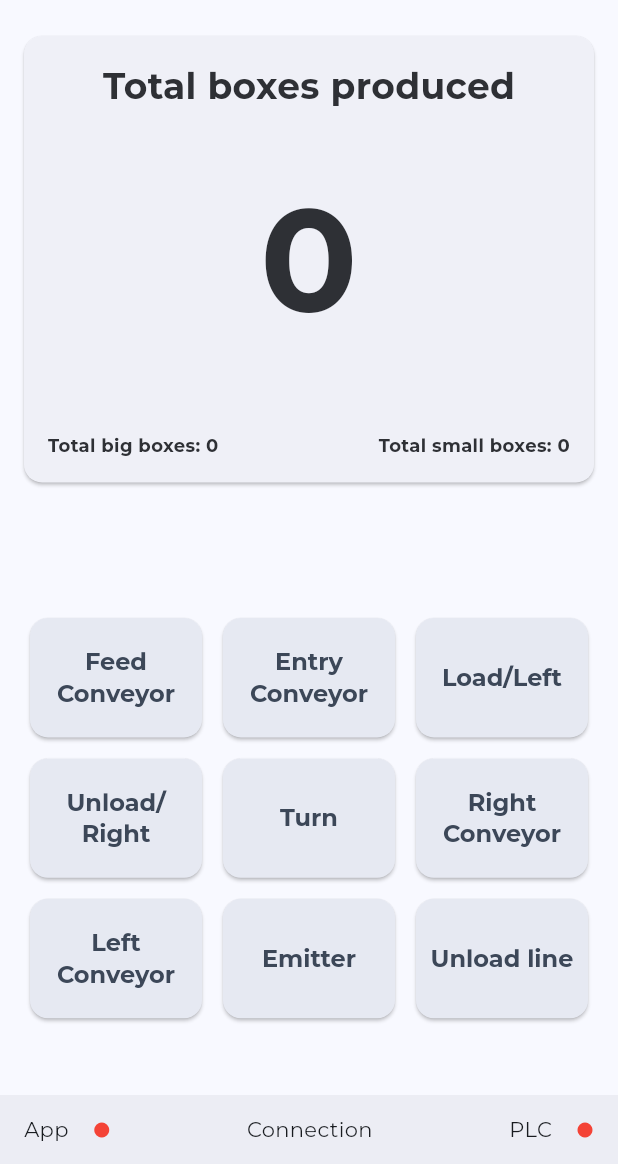
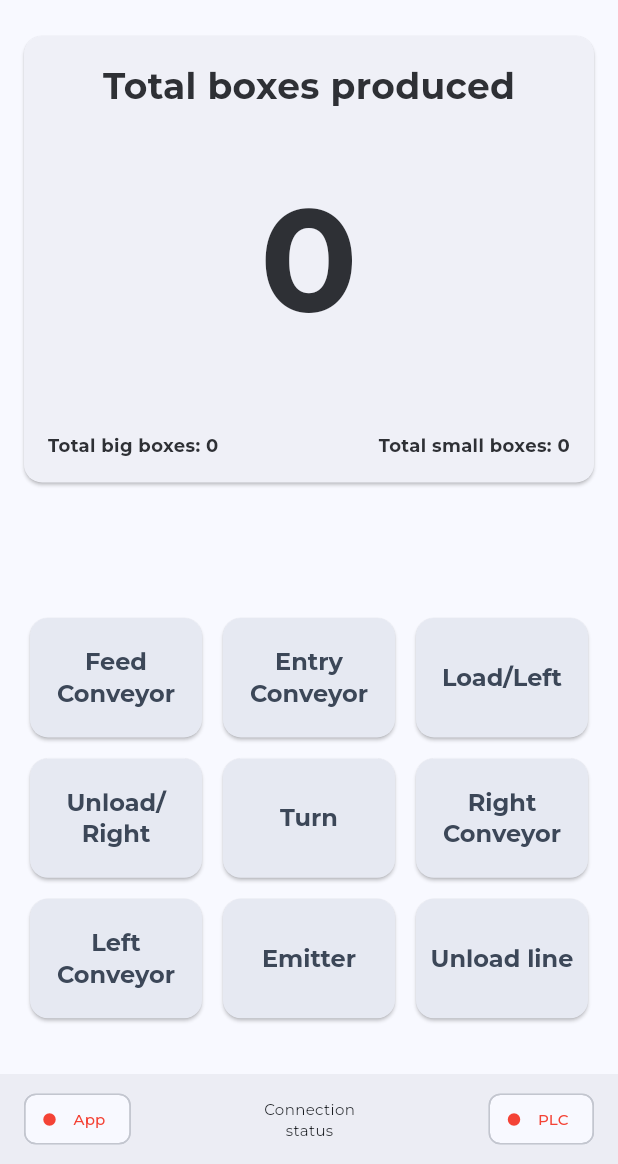
Before and after one commit to adywizard/FlutterIO, a Flutter app: the screen it shows after launch, on a phone screen of 412 x 824 dp, the part 72-1236 px from its top. Run offline on Flutter 3.47's test engine with Material 3 defaults, Android fonts, the phone set to English and light mode, and no system bars; drawn by our look-alikes of dynamic_color; our stand-ins replace file_picker, fl_chart, flutter_riverpod, google_fonts, shared_preferences; missing offline and left inert: gauge_indicator, mqtt_client, window_manager.

```diff
--- a/lib/screens/home_page.dart
+++ b/lib/screens/home_page.dart
@@ -94,28 +94,68 @@ class StatusBar extends ConsumerWidget {
       child: SizedBox(
         width: double.maxFinite,
         child: BottomAppBar(
-          height: PlatformType.isMobile ? 46 : null,
+          height: PlatformType.isMobile ? 60 : null,
           child: Row(
             mainAxisAlignment: MainAxisAlignment.start,
             spacing: 16,
             children: [
-              Text('App'),
-              Icon(
-                Icons.circle,
-                color: appOnline ? Colors.green : Colors.red,
-                size: 12,
+              Chip(
+                avatar: Icon(
+                  Icons.circle,
+                  color: appOnline ? Colors.green : Colors.red,
+                  size: PlatformType.isMobile ? 10 : null,
+                ),
+                label: Text(
+                  "App",
+                  style: TextStyle(
+                    color: appOnline ? Colors.green : Colors.red,
+                    fontSize: PlatformType.isMobile ? 10 : null,
+                  ),
+                ),
               ),
               Expanded(
                 child: SizedBox(
-                  child: Text("Connection", textAlign: TextAlign.center),
+                  child: Text(
+                    "Connection\nstatus",
+                    textAlign: TextAlign.center,
+                    style: TextStyle(
+                      color: Theme.of(context).colorScheme.onSurface,
+                      fontSize: PlatformType.isMobile ? 10 : null,
+                    ),
+                  ),
                 ),
               ),
-              Text('PLC'),
-              Icon(
-                Icons.circle,
-                color: plcOnline ? Colors.green : Colors.red,
-                size: 12,
+              Chip(
+                avatar: Icon(
+                  Icons.circle,
+                  color: plcOnline ? Colors.green : Colors.red,
+                  size: PlatformType.isMobile ? 10 : null,
+                ),
+                label: Text(
+                  "PLC",
+                  style: TextStyle(
+                    color: plcOnline ? Colors.green : Colors.red,
+                    fontSize: PlatformType.isMobile ? 10 : null,
+                  ),
+                ),
               ),
+              // Text('App'),
+              // Icon(
+              //   Icons.circle,
+              //   color: appOnline ? Colors.green : Colors.red,
+              //   size: 12,
+              // ),
+              // Expanded(
+              //   child: SizedBox(
+              //     child: Text("Connection", textAlign: TextAlign.center),
+              //   ),
+              // ),
+              // Text('PLC'),
+              // Icon(
+              //   Icons.circle,
+              //   color: plcOnline ? Colors.green : Colors.red,
+              //   size: 12,
+              // ),
             ],
           ),
         ),
```
Also changed, not shown: 21 other files.
